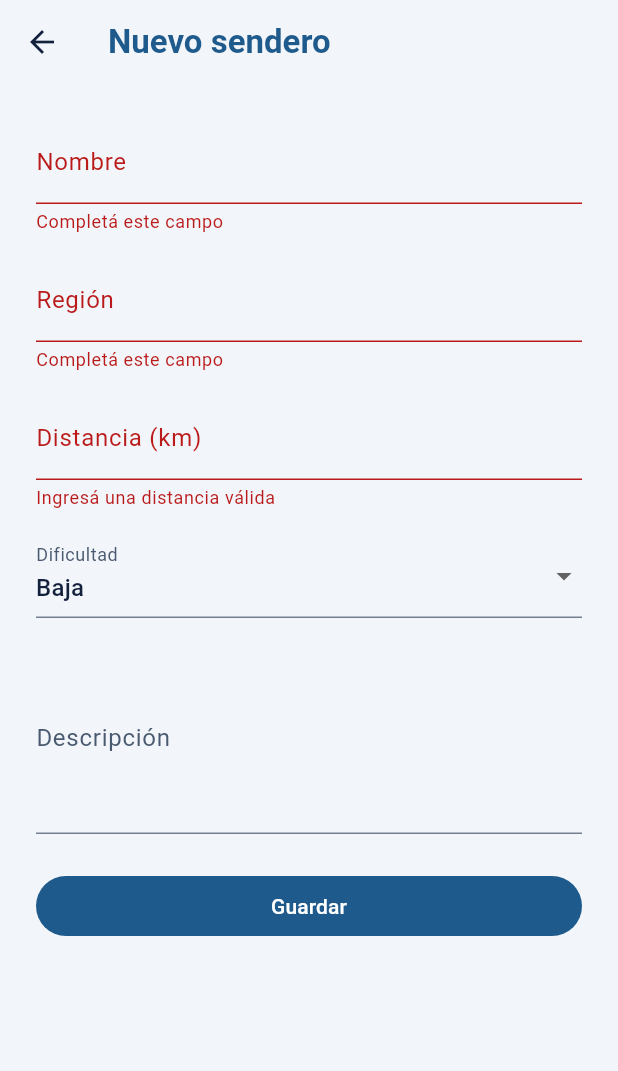
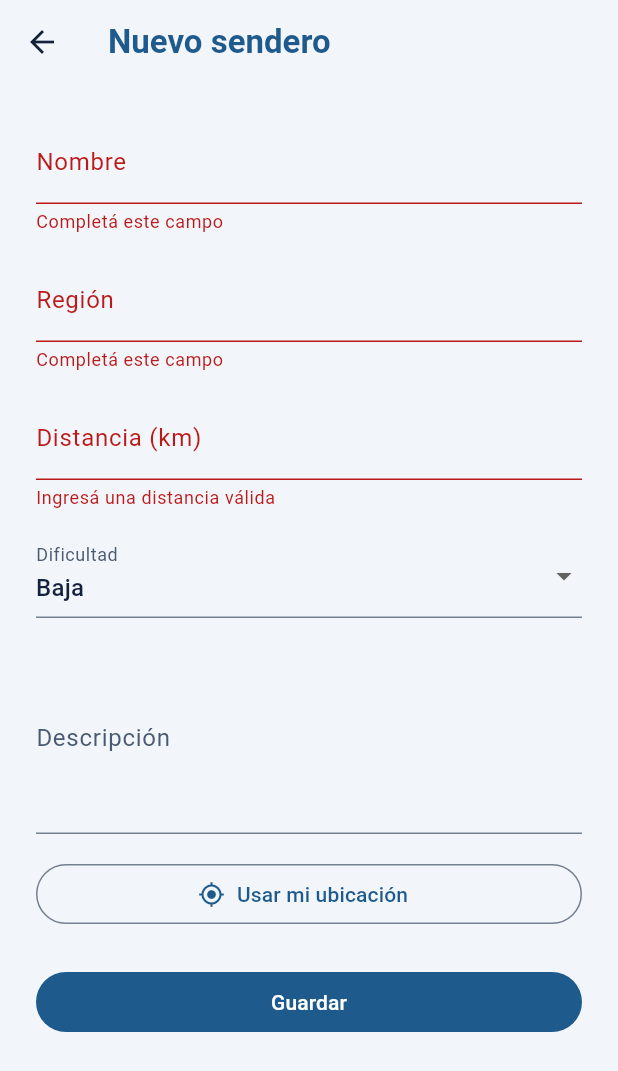
Before and after one commit to fedebf03/SenderosArgentina-Flutter, a Flutter app: the FormularioSenderoPantalla screen opened directly with empty values, after a tap on "Guardar", on a phone screen of 412 x 824 dp. Shown: the top 1071 px of the screen. Run offline on Flutter 3.47's test engine with Material 3 defaults, Android fonts, the phone set to English and light mode, and no system bars; our stand-ins replace cloud_firestore, firebase_auth, firebase_core, flutter_map, geolocator, google_sign_in and 1 more; accounts and stored records are empty.

Commit message:
Agregar ubicación del sendero en el mapa

```diff
--- a/lib/domain/model/sendero.dart
+++ b/lib/domain/model/sendero.dart
@@ -13,6 +13,8 @@ class Sendero {
   final String duracionEstimada;
   final String puntoInicio;
   final String mejorEpoca;
+  final double? latitud;
+  final double? longitud;
 
   Sendero({
     required this.id,
@@ -27,5 +29,7 @@ class Sendero {
     this.duracionEstimada = '',
     this.puntoInicio = '',
     this.mejorEpoca = '',
+    this.latitud,
+    this.longitud,
   });
 }
--- /dev/null
+++ b/lib/domain/repository/ubicacion_repositorio.dart
@@ -0,0 +1,3 @@
+abstract class UbicacionRepositorio {
+  Future<({double latitud, double longitud})> ubicacionActual();
+}
--- a/lib/main.dart
+++ b/lib/main.dart
@@ -4,6 +4,7 @@ import 'package:flutter/material.dart';
 import 'data/repository/autenticacion_repositorio_firebase.dart';
 import 'data/repository/perfil_repositorio_firestore.dart';
 import 'data/repository/sendero_repositorio_firestore.dart';
+import 'data/repository/ubicacion_repositorio_geolocator.dart';
 import 'domain/model/usuario.dart';
 import 'presentation/auth/login_pantalla.dart';
 import 'presentation/inicio/inicio_pantalla.dart';
@@ -24,6 +25,7 @@ class SenderosApp extends StatelessWidget {
     final autenticacion = AutenticacionRepositorioFirebase();
     final perfiles = PerfilRepositorioFirestore();
     final senderos = SenderoRepositorioFirestore();
+    final ubicacion = UbicacionRepositorioGeolocator();
     return MaterialApp(
       title: 'Senderos Argentina',
       debugShowCheckedModeBanner: false,
@@ -37,6 +39,7 @@ class SenderosApp extends StatelessWidget {
                 autenticacion: autenticacion,
                 perfiles: perfiles,
                 senderos: senderos,
+                ubicacion: ubicacion,
               )
             : LoginPantalla(repositorio: autenticacion),
       ),
--- a/lib/presentation/mis_senderos/formulario_sendero_pantalla.dart
+++ b/lib/presentation/mis_senderos/formulario_sendero_pantalla.dart
@@ -2,14 +2,18 @@ import 'package:flutter/material.dart';
 
 import '../../domain/model/sendero.dart';
 import '../../domain/repository/sendero_repositorio.dart';
+import '../../domain/repository/ubicacion_repositorio.dart';
+import 'mapa_ubicacion.dart';
 
 class FormularioSenderoPantalla extends StatefulWidget {
   final SenderoRepositorio senderos;
+  final UbicacionRepositorio ubicacion;
   final Sendero? sendero;
 
   const FormularioSenderoPantalla({
     super.key,
     required this.senderos,
+    required this.ubicacion,
     this.sendero,
   });
 
@@ -29,7 +33,29 @@ class _FormularioSenderoPantallaState extends State<FormularioSenderoPantalla> {
     text: widget.sendero?.descripcion,
   );
   late Dificultad _dificultad = widget.sendero?.dificultad ?? Dificultad.baja;
+  late double? _latitud = widget.sendero?.latitud;
+  late double? _longitud = widget.sendero?.longitud;
   bool _guardando = false;
+  bool _ubicando = false;
+
+  // RF5 - Geolocalización: el inicio del sendero se guarda con la ubicación actual del usuario
+  Future<void> _usarMiUbicacion() async {
+    setState(() => _ubicando = true);
+    try {
+      final actual = await widget.ubicacion.ubicacionActual();
+      setState(() {
+        _latitud = actual.latitud;
+        _longitud = actual.longitud;
+      });
+    } catch (_) {
+      if (!mounted) return;
+      ScaffoldMessenger.of(context).showSnackBar(
+        const SnackBar(content: Text('No pudimos obtener tu ubicación')),
+      );
+    } finally {
+      if (mounted) setState(() => _ubicando = false);
+    }
+  }
 
   @override
   void dispose() {
@@ -56,6 +82,8 @@ class _FormularioSenderoPantallaState extends State<FormularioSenderoPantalla> {
           distanciaKilometros: _kilometros(_distancia.text)!,
           dificultad: _dificultad,
           descripcion: _descripcion.text.trim(),
+          latitud: _latitud,
+          longitud: _longitud,
         ),
       );
       if (!mounted) return;
@@ -127,6 +155,14 @@ class _FormularioSenderoPantallaState extends State<FormularioSenderoPantalla> {
               decoration: const InputDecoration(labelText: 'Descripción'),
               maxLines: 4,
             ),
+            const SizedBox(height: 16),
+            if (_latitud != null && _longitud != null)
+              MapaUbicacion(latitud: _latitud!, longitud: _longitud!),
+            OutlinedButton.icon(
+              onPressed: _ubicando ? null : _usarMiUbicacion,
+              icon: const Icon(Icons.my_location),
+              label: Text(_ubicando ? 'Ubicando…' : 'Usar mi ubicación'),
+            ),
             const SizedBox(height: 24),
             FilledButton(
               onPressed: _guardando ? null : _guardar,
--- a/pubspec.yaml
+++ b/pubspec.yaml
@@ -14,6 +14,9 @@ dependencies:
   firebase_auth: ^7.0.1
   google_sign_in: ^7.2.0
   cloud_firestore: ^7.1.0
+  geolocator: ^14.1.2
+  flutter_map: ^8.3.2
+  latlong2: ^0.10.1
 
 dev_dependencies:
   flutter_test:
```
Also changed, not shown: lib/data/repository/sendero_repositorio_firestore.dart (+8 -0 lines), lib/data/repository/ubicacion_repositorio_geolocator.dart (added, +23 -0 lines), lib/presentation/explorar/detalle_sendero_pantalla.dart (+13 -1 lines), lib/presentation/explorar/explorar_pantalla.dart (+13 -3 lines), lib/presentation/inicio/inicio_pantalla.dart (+7 -1 lines), lib/presentation/mis_senderos/mapa_ubicacion.dart (added, +45 -0 lines), lib/presentation/mis_senderos/mis_senderos_pantalla.dart (+16 -4 lines), pubspec.lock, 2 other files.
